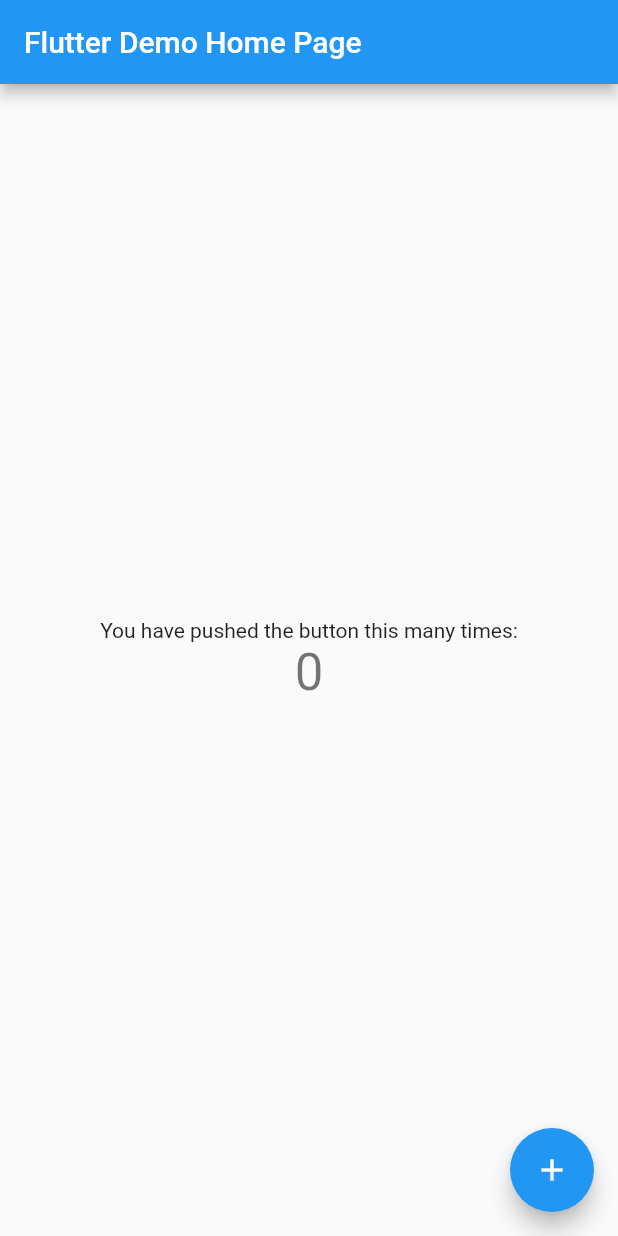
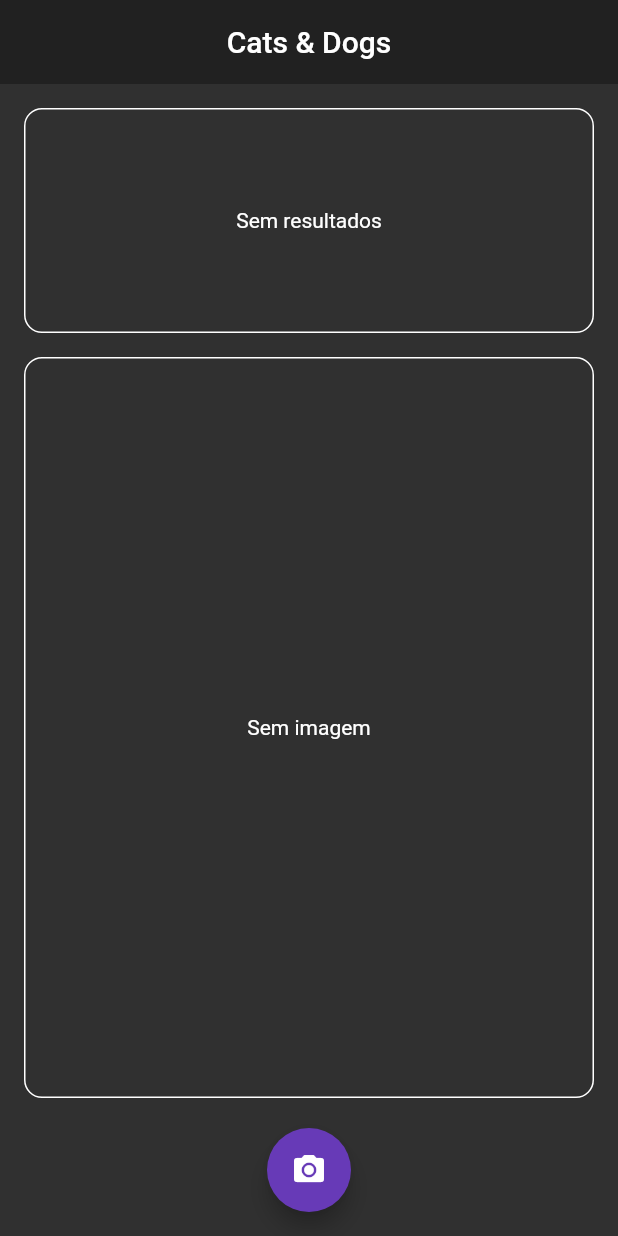
Before and after one commit to rodrigorafaeldamaceno/teachable_ml, a Flutter app: the screen it shows after launch, on a phone screen of 412 x 824 dp. Run offline on Flutter 3.47's test engine with Material 2 defaults, Android fonts, the phone set to English and light mode, and no system bars; our stand-ins replace image_picker, percent_indicator; missing offline and left inert: tflite.

Commit message:
image recognition

```diff
--- /dev/null
+++ b/assets/labels.txt
@@ -0,0 +1,2 @@
+0 Dogs
+1 Cats
--- /dev/null
+++ b/lib/helpers/camera_helper.dart
@@ -0,0 +1,13 @@
+import 'dart:io';
+
+import 'package:image_picker/image_picker.dart';
+
+class CameraHelper {
+  static final _picker = ImagePicker();
+
+  static Future<File> pickImage(
+      {ImageSource source: ImageSource.camera}) async {
+    var pickedFile = await _picker.getImage(source: source);
+    return File(pickedFile.path);
+  }
+}
--- /dev/null
+++ b/lib/helpers/tflite_helper.dart
@@ -0,0 +1,49 @@
+import 'dart:async';
+import 'dart:convert';
+import 'dart:io';
+import 'package:teachable_ml/models/tflite_result.dart';
+import 'package:tflite/tflite.dart';
+
+class TFLiteHelper {
+  static Future loadModel() async {
+    await Tflite.loadModel(
+      model: "assets/model_unquant.tflite",
+      labels: "assets/labels.txt",
+      numThreads: 1,
+    );
+  }
+
+  static void dispose() {
+    Tflite.close();
+  }
+
+  static Future<List<TFLiteResult>> classifyImage(File image) async {
+    List<TFLiteResult> outputs = List<TFLiteResult>();
+
+    final output = await Tflite.runModelOnImage(
+      path: image.path,
+      imageMean: 0.0,
+      imageStd: 255.0,
+      numResults: 2,
+      threshold: 0.2,
+      asynch: true,
+    );
+
+    final element = TFLiteResult.fromJson(output.first);
+
+    print(element.toJson());
+
+    // outputs.addAll(output.map((e) => TFLiteResult.fromJson(e)).toList());
+
+    // print(outputs.length);
+
+    output.forEach((value) {
+      final element = TFLiteResult.fromJson(value);
+      outputs.add(element);
+    });
+
+    print(outputs);
+
+    return outputs;
+  }
+}
--- a/lib/main.dart
+++ b/lib/main.dart
@@ -1,117 +1,32 @@
 import 'package:flutter/material.dart';
+import 'package:flutter/services.dart';
 
-void main() {
+import 'pages/home_page.dart';
+
+void main() async {
+  WidgetsFlutterBinding.ensureInitialized();
+
+  SystemChrome.setPreferredOrientations([
+    DeviceOrientation.portraitUp,
+    DeviceOrientation.portraitDown,
+  ]);
+
   runApp(MyApp());
 }
 
 class MyApp extends StatelessWidget {
-  // This widget is the root of your application.
   @override
   Widget build(BuildContext context) {
     return MaterialApp(
-      title: 'Flutter Demo',
+      title: 'Teachable ML',
+      debugShowCheckedModeBanner: false,
       theme: ThemeData(
-        // This is the theme of your application.
-        //
-        // Try running your application with "flutter run". You'll see the
-        // application has a blue toolbar. Then, without quitting the app, try
-        // changing the primarySwatch below to Colors.green and then invoke
-        // "hot reload" (press "r" in the console where you ran "flutter run",
-        // or simply save your changes to "hot reload" in a Flutter IDE).
-        // Notice that the counter didn't reset back to zero; the application
-        // is not restarted.
-        primarySwatch: Colors.blue,
-        // This makes the visual density adapt to the platform that you run
-        // the app on. For desktop platforms, the controls will be smaller and
-        // closer together (more dense) than on mobile platforms.
-        visualDensity: VisualDensity.adaptivePlatformDensity,
+        brightness: Brightness.dark,
+        primaryColor: Color(0xFF212121),
+        accentColor: Colors.deepPurple,
+        primarySwatch: Colors.deepPurple,
       ),
-      home: MyHomePage(title: 'Flutter Demo Home Page'),
+      home: HomePage(),
     );
   }
 }
-
-class MyHomePage extends StatefulWidget {
-  MyHomePage({Key key, this.title}) : super(key: key);
-
-  // This widget is the home page of your application. It is stateful, meaning
-  // that it has a State object (defined below) that contains fields that affect
-  // how it looks.
-
-  // This class is the configuration for the state. It holds the values (in this
-  // case the title) provided by the parent (in this case the App widget) and
-  // used by the build method of the State. Fields in a Widget subclass are
-  // always marked "final".
-
-  final String title;
-
-  @override
-  _MyHomePageState createState() => _MyHomePageState();
-}
-
-class _MyHomePageState extends State<MyHomePage> {
-  int _counter = 0;
-
-  void _incrementCounter() {
-    setState(() {
-      // This call to setState tells the Flutter framework that something has
-      // changed in this State, which causes it to rerun the build method below
-      // so that the display can reflect the updated values. If we changed
-      // _counter without calling setState(), then the build method would not be
-      // called again, and so nothing would appear to happen.
-      _counter++;
-    });
-  }
-
-  @override
-  Widget build(BuildContext context) {
-    // This method is rerun every time setState is called, for instance as done
-    // by the _incrementCounter method above.
-    //
-    // The Flutter framework has been optimized to make rerunning build methods
-    // fast, so that you can just rebuild anything that needs updating rather
-    // than having to individually change instances of widgets.
-    return Scaffold(
-      appBar: AppBar(
-        // Here we take the value from the MyHomePage object that was created by
-        // the App.build method, and use it to set our appbar title.
-        title: Text(widget.title),
-      ),
-      body: Center(
-        // Center is a layout widget. It takes a single child and positions it
-        // in the middle of the parent.
-        child: Column(
-          // Column is also a layout widget. It takes a list of children and
-          // arranges them vertically. By default, it sizes itself to fit its
-          // children horizontally, and tries to be as tall as its parent.
-          //
-          // Invoke "debug painting" (press "p" in the console, choose the
-          // "Toggle Debug Paint" action from the Flutter Inspector in Android
-          // Studio, or the "Toggle Debug Paint" command in Visual Studio Code)
-          // to see the wireframe for each widget.
-          //
-          // Column has various properties to control how it sizes itself and
-          // how it positions its children. Here we use mainAxisAlignment to
-          // center the children vertically; the main axis here is the vertical
-          // axis because Columns are vertical (the cross axis would be
-          // horizontal).
-          mainAxisAlignment: MainAxisAlignment.center,
-          children: <Widget>[
-            Text(
-              'You have pushed the button this many times:',
-            ),
-            Text(
-              '$_counter',
-              style: Theme.of(context).textTheme.headline4,
-            ),
-          ],
-        ),
-      ),
-      floatingActionButton: FloatingActionButton(
-        onPressed: _incrementCounter,
-        tooltip: 'Increment',
-        child: Icon(Icons.add),
-      ), // This trailing comma makes auto-formatting nicer for build methods.
-    );
-  }
-}
--- /dev/null
+++ b/lib/models/tflite_result.dart
@@ -0,0 +1,21 @@
+class TFLiteResult {
+  double confidence;
+  int index;
+  String label;
+
+  TFLiteResult({this.confidence, this.index, this.label});
+
+  TFLiteResult.fromJson(dynamic json) {
+    confidence = json['confidence'];
+    index = json['index'];
+    label = json['label'];
+  }
+
+  Map<String, dynamic> toJson() {
+    final Map<String, dynamic> data = new Map<String, dynamic>();
+    data['confidence'] = this.confidence;
+    data['index'] = this.index;
+    data['label'] = this.label;
+    return data;
+  }
+}
--- /dev/null
+++ b/lib/pages/home_page.dart
@@ -0,0 +1,174 @@
+import 'dart:io';
+
+import 'package:flutter/material.dart';
+import 'package:image_picker/image_picker.dart';
+import 'package:percent_indicator/linear_percent_indicator.dart';
+import 'package:teachable_ml/helpers/camera_helper.dart';
+import 'package:teachable_ml/helpers/tflite_helper.dart';
+import 'package:teachable_ml/models/tflite_result.dart';
+
+class HomePage extends StatefulWidget {
+  @override
+  _HomePageState createState() => _HomePageState();
+}
+
+class _HomePageState extends State<HomePage> {
+  File _image;
+  List<TFLiteResult> _outputs = [];
+
+  @override
+  void dispose() {
+    TFLiteHelper.dispose();
+    super.dispose();
+  }
+
+  @override
+  void initState() {
+    super.initState();
+    TFLiteHelper.loadModel();
+  }
+
+  _buildImage() {
+    return Expanded(
+      child: Padding(
+        padding: const EdgeInsets.fromLTRB(16.0, 16.0, 16.0, 92.0),
+        child: Container(
+          padding: EdgeInsets.all(8.0),
+          decoration: BoxDecoration(
+            border: Border.all(
+              color: Colors.white,
+              width: 1,
+            ),
+            borderRadius: BorderRadius.circular(12),
+          ),
+          child: Center(
+            child: _image == null
+                ? Text('Sem imagem')
+                : Image.file(
+                    _image,
+                    fit: BoxFit.cover,
+                  ),
+          ),
+        ),
+      ),
+    );
+  }
+
+  _pickImage({ImageSource source}) async {
+    final image = await CameraHelper.pickImage(source: source);
+    if (image == null) {
+      return null;
+    }
+
+    final outputs = await TFLiteHelper.classifyImage(image);
+
+    setState(() {
+      _image = image;
+      _outputs = outputs;
+    });
+
+    print(outputs);
+  }
+
+  _buildResult() {
+    return Padding(
+      padding: const EdgeInsets.fromLTRB(16.0, 16.0, 16.0, 0.0),
+      child: Container(
+        height: 150.0,
+        decoration: BoxDecoration(
+          border: Border.all(
+            color: Colors.white,
+            width: 1,
+          ),
+          borderRadius: BorderRadius.circular(12),
+        ),
+        child: _buildResultList(),
+      ),
+    );
+  }
+
+  _buildResultList() {
+    if (_outputs.isEmpty) {
+      return Center(
+        child: Text('Sem resultados'),
+      );
+    }
+
+    return Center(
+      child: ListView.builder(
+        itemCount: _outputs.length,
+        shrinkWrap: true,
+        padding: const EdgeInsets.all(20.0),
+        itemBuilder: (BuildContext context, int index) {
+          return Column(
+            children: <Widget>[
+              Text(
+                '${_outputs[index].label} ( ${(_outputs[index].confidence * 100.0).toStringAsFixed(2)} % )',
+                style: TextStyle(fontWeight: FontWeight.w500),
+              ),
+              SizedBox(
+                height: 10.0,
+              ),
+              LinearPercentIndicator(
+                lineHeight: 14.0,
+                percent: _outputs[index].confidence,
+              ),
+            ],
+          );
+        },
+      ),
+    );
+  }
+
+  @override
+  Widget build(BuildContext context) {
+    return Scaffold(
+      appBar: AppBar(
+        centerTitle: true,
+        title: Text('Cats & Dogs'),
+        elevation: 0,
+      ),
+      floatingActionButton: FloatingActionButton(
+        child: Icon(Icons.photo_camera),
+        onPressed: () {
+          showModalBottomSheet(
+            context: context,
+            builder: (context) {
+              return Wrap(
+                children: <Widget>[
+                  ListTile(
+                    leading: Icon(Icons.photo_camera),
+                    title: Text('Camera'),
+                    onTap: () {
+                      Navigator.pop(context);
+                      _pickImage(source: ImageSource.camera);
+                    },
+                  ),
+                  ListTile(
+                    leading: Icon(Icons.photo_album),
+                    title: Text('Gallery'),
+                    onTap: () {
+                      Navigator.pop(context);
+                      _pickImage(source: ImageSource.gallery);
+                    },
+                  ),
+                ],
+              );
+            },
+          );
+        },
+      ),
+      floatingActionButtonLocation: FloatingActionButtonLocation.centerFloat,
+      body: SafeArea(
+        child: Column(
+          mainAxisAlignment: MainAxisAlignment.spaceBetween,
+          crossAxisAlignment: CrossAxisAlignment.center,
+          children: <Widget>[
+            _buildResult(),
+            _buildImage(),
+          ],
+        ),
+      ),
+    );
+  }
+}
```
Also changed, not shown: pubspec.yaml (+7 -27 lines), pubspec.lock, 15 other files.
